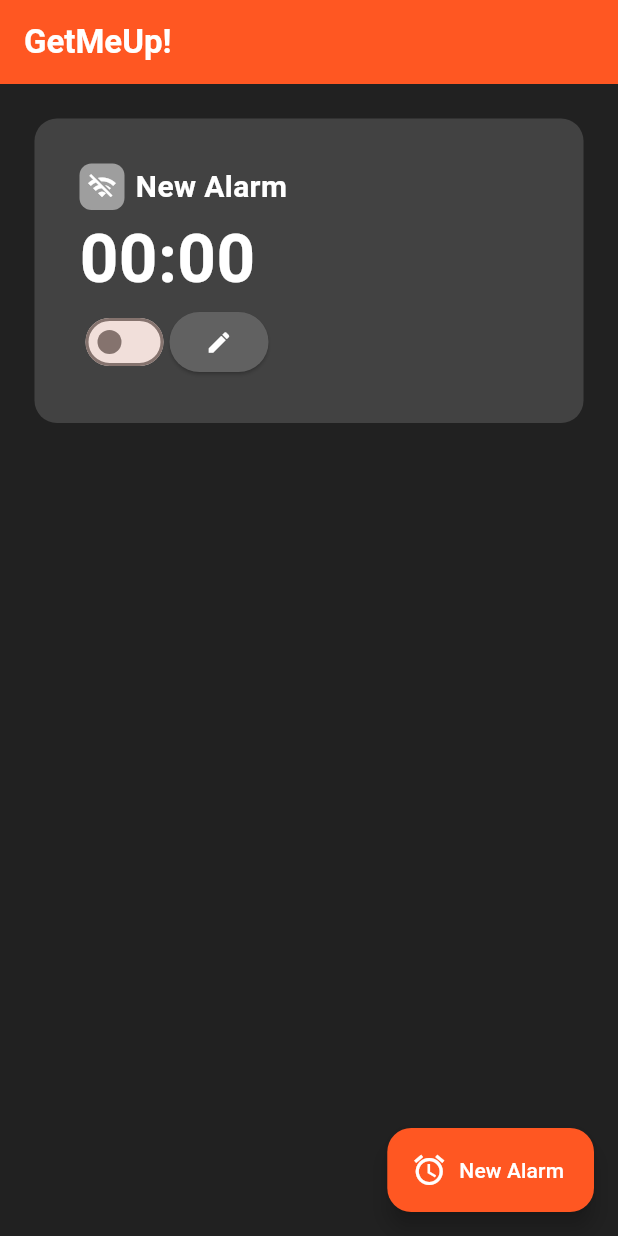
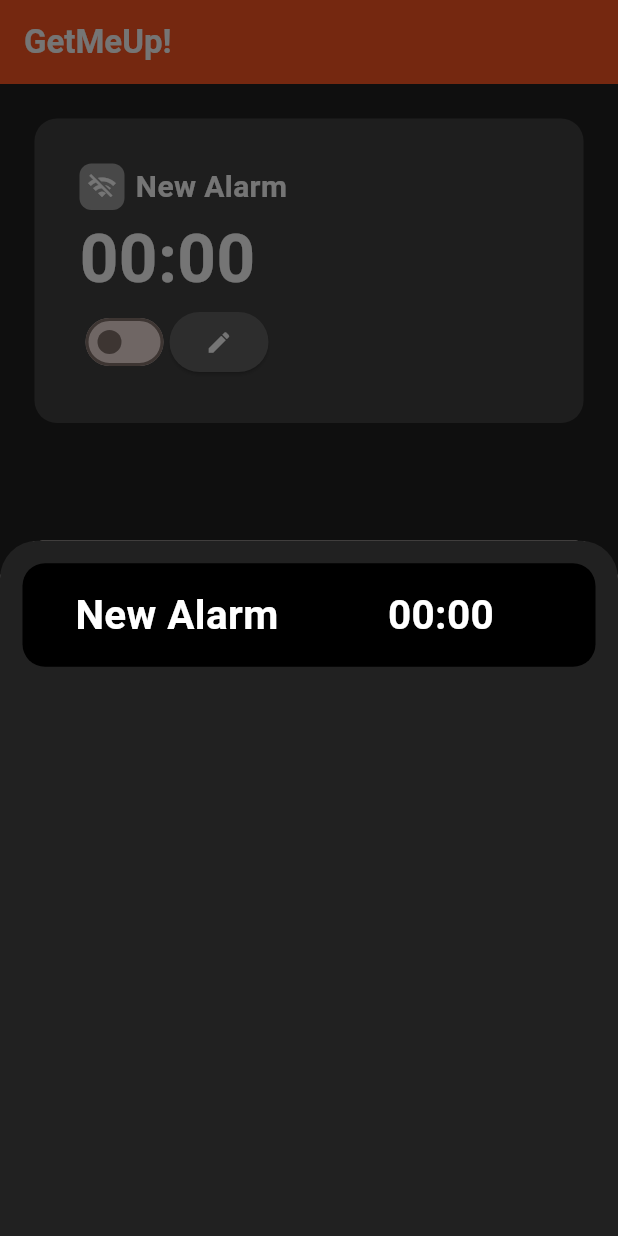
Before and after one commit to IntercityCheese/GetMeUp, a Flutter app: the screen it shows after launch, after a tap on "New Alarm", after a tap on the "edit" icon, on a phone screen of 412 x 824 dp. Run offline on Flutter 3.47's test engine with Material 3 defaults, Android fonts, the phone set to English and light mode, and no system bars; our stand-ins replace fluttertoast, hive, hive_flutter; accounts and stored records are empty.

Commit message:
Added editalarmpoput and code that calls it from homepage

```diff
--- a/lib/pages/homepage.dart
+++ b/lib/pages/homepage.dart
@@ -1,5 +1,6 @@
 import 'package:flutter/material.dart';
 import 'package:getmeup/utils/alarmwidget.dart';
+import 'package:getmeup/utils/editalarmpoput.dart';
 import 'package:getmeup/utils/hiveutils/alarm_service.dart';
 import 'package:hive_flutter/adapters.dart';
 import 'package:fluttertoast/fluttertoast.dart';
@@ -109,6 +110,17 @@ class _HomePageState extends State<HomePage> {
     controller.clear();
   }
 
+  void _editAlarmInfo(int index) {
+    final box = Hive.box<Alarm>('alarms');
+    final alarm = box.getAt(index);
+    showModalBottomSheet(
+      context: context,
+      builder: (context) {
+        return EditAlarmPopout(alarm: alarm);
+      },
+    );
+  }
+
   @override
   Widget build(BuildContext context) {
     return Scaffold(
@@ -176,6 +188,7 @@ class _HomePageState extends State<HomePage> {
                     },
                     setTime: () => _changeAlarmTime(index),
                     setName: () => _changeAlarmName(index),
+                    editAlarm: () => _editAlarmInfo(index),
                   ),
                 );
               },
--- a/lib/utils/alarmwidget.dart
+++ b/lib/utils/alarmwidget.dart
@@ -11,6 +11,7 @@ class AlarmWidget extends StatelessWidget {
   final Function(bool)? onToggle;
   final VoidCallback? setTime;
   final VoidCallback? setName;
+  final VoidCallback? editAlarm;
 
   const AlarmWidget({
     super.key,
@@ -23,6 +24,7 @@ class AlarmWidget extends StatelessWidget {
     required this.onToggle,
     required this.setTime,
     required this.setName,
+    required this.editAlarm,
   });
 
   @override
@@ -84,7 +86,7 @@ class AlarmWidget extends StatelessWidget {
 
                   ElevatedButton(
                     // Edit
-                    onPressed: () {},
+                    onPressed: editAlarm,
                     style: ElevatedButton.styleFrom(
                       backgroundColor: Colors.grey[700],
                       foregroundColor: Colors.white,
--- /dev/null
+++ b/lib/utils/editalarmpoput.dart
@@ -0,0 +1,70 @@
+import 'package:flutter/material.dart';
+import 'package:getmeup/utils/hiveutils/alarmmodel.dart';
+
+class EditAlarmPopout extends StatelessWidget {
+  final Alarm? alarm;
+
+  const EditAlarmPopout({super.key, required this.alarm});
+
+  @override
+  Widget build(BuildContext context) {
+    return Container(
+      height: 515,
+      width: 100000,
+      decoration: BoxDecoration(
+        color: Colors.grey[900],
+        borderRadius: BorderRadius.only(
+          topLeft: Radius.circular(25),
+          topRight: Radius.circular(25),
+        ),
+      ),
+      child: Padding(
+        padding: const EdgeInsets.all(15.0),
+        child: Column(
+          mainAxisAlignment: MainAxisAlignment.start,
+          crossAxisAlignment: CrossAxisAlignment.center,
+          children: [
+            Container(
+              //Header
+              decoration: BoxDecoration(
+                color: Colors.black,
+                borderRadius: BorderRadius.circular(15),
+              ),
+              child: Padding(
+                padding: const EdgeInsets.all(15.0),
+                child: Row(
+                  children: [
+                    Expanded(
+                      child: Text(
+                        alarm!.alarmName,
+                        style: TextStyle(
+                          color: Colors.white,
+                          fontSize: 27,
+                          fontWeight: FontWeight.bold,
+                        ),
+                        textAlign: TextAlign.center,
+                      ),
+                    ),
+                    Expanded(
+                      child: Text(
+                        alarm!.time,
+                        style: TextStyle(
+                          color: Colors.white,
+                          fontSize: 27,
+                          fontWeight: FontWeight.bold,
+                        ),
+                        textAlign: TextAlign.center,
+                      ),
+                    ),
+                  ],
+                ),
+              ),
+            ),
+
+            Container(),
+          ],
+        ),
+      ),
+    );
+  }
+}
```
